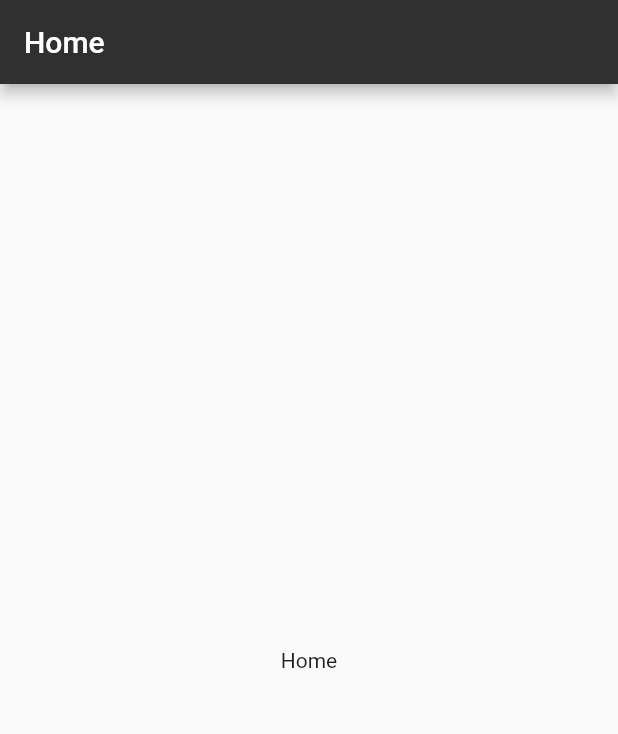
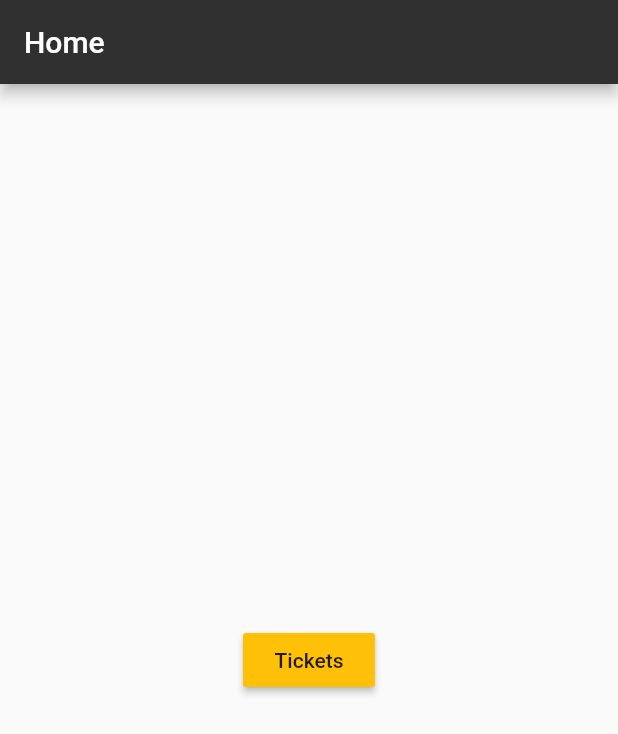
Before and after one commit to GenixPL/flutter-workshop, a Flutter app: the screen it shows after launch, on a phone screen of 412 x 824 dp. Shown: the top 734 px of the screen. Run offline on Flutter 3.47's test engine with Material 2 defaults, Android fonts, the phone set to English and light mode, and no system bars; our stand-ins replace get_it.

Commit message:
Add tickets view with expandable bottom bar.

```diff
--- a/lib/enums/routes.dart
+++ b/lib/enums/routes.dart
@@ -1,2 +1,4 @@
 
 const String homeRoute = '/';
+
+const String ticketsRoute = '/tickets';
--- a/lib/navigation/router.dart
+++ b/lib/navigation/router.dart
@@ -1,6 +1,7 @@
 import 'package:flutter/material.dart';
 import 'package:workshop/enums/routes.dart';
 import 'package:workshop/ui/home/home_v.dart';
+import 'package:workshop/ui/tickets/tickets_v.dart';
 import 'package:workshop/utils/logger.dart';
 
 import 'stack.dart' as s;
@@ -21,6 +22,9 @@ class Router with NavigatorObserver {
     switch (settings.name) {
       case homeRoute:
         return MaterialPageRoute(builder: (_) => HomeV());
+
+      case ticketsRoute:
+        return MaterialPageRoute(builder: (_) => TicketsV());
 
       default:
         return _errorRoute('No path specified for: ${settings.name}.');
--- a/lib/ui/home/home_v.dart
+++ b/lib/ui/home/home_v.dart
@@ -1,4 +1,5 @@
 import 'package:flutter/material.dart';
+import 'package:workshop/enums/routes.dart';
 import 'package:workshop/ui/base/base_view.dart';
 import 'package:workshop/ui/home/home_vm.dart';
 
@@ -8,14 +9,26 @@ class HomeV extends StatelessWidget {
     return BaseView<HomeVM>(
       builder: (context, model, child) => Scaffold(
         appBar: AppBar(title: Text('Home')),
-        body: _buildBody(),
+        body: _buildBody(context),
       ),
     );
   }
 
-  Widget _buildBody() {
-    return Center(
-      child: Text('Home'),
+  Widget _buildBody(BuildContext context) {
+    return Row(
+      mainAxisAlignment: MainAxisAlignment.center,
+      children: <Widget>[
+        Column(
+          mainAxisAlignment: MainAxisAlignment.center,
+          children: <Widget>[
+            RaisedButton(
+              color: Colors.amber,
+              child: Text('Tickets'),
+              onPressed: () => Navigator.pushNamed(context, ticketsRoute),
+            ),
+          ],
+        ),
+      ],
     );
   }
 }
--- /dev/null
+++ b/lib/ui/tickets/tickets_vm.dart
@@ -0,0 +1,3 @@
+import 'package:workshop/ui/base/base_model.dart';
+
+class TicketsVM extends BaseModel {}
--- a/lib/utils/locator.dart
+++ b/lib/utils/locator.dart
@@ -1,6 +1,7 @@
 import 'package:get_it/get_it.dart';
 import 'package:workshop/navigation/router.dart';
 import 'package:workshop/ui/home/home_vm.dart';
+import 'package:workshop/ui/tickets/tickets_vm.dart';
 
 GetIt locator = GetIt.instance;
 
@@ -8,4 +9,5 @@ void setupLocator() {
  locator.registerLazySingleton(() => Router());
 
  locator.registerFactory(() => HomeVM());
+ locator.registerFactory(() => TicketsVM());
 }
```
Also changed, not shown: lib/ui/tickets/bottom_bart.dart (added, +77 -0 lines), lib/ui/tickets/tickets_v.dart (added, +29 -0 lines).
